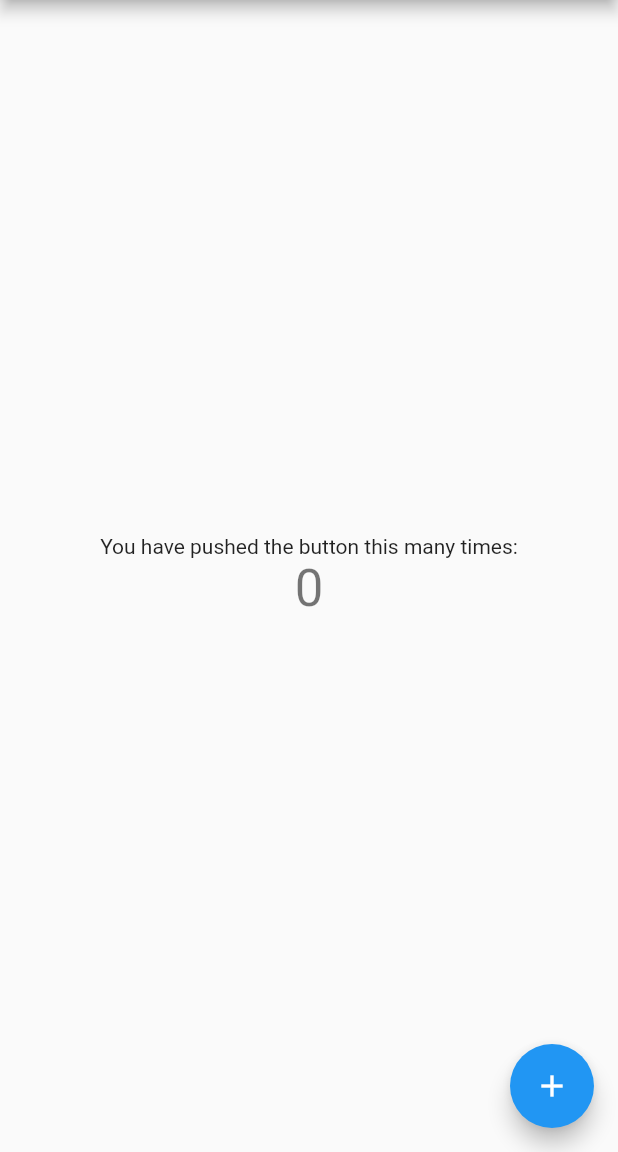
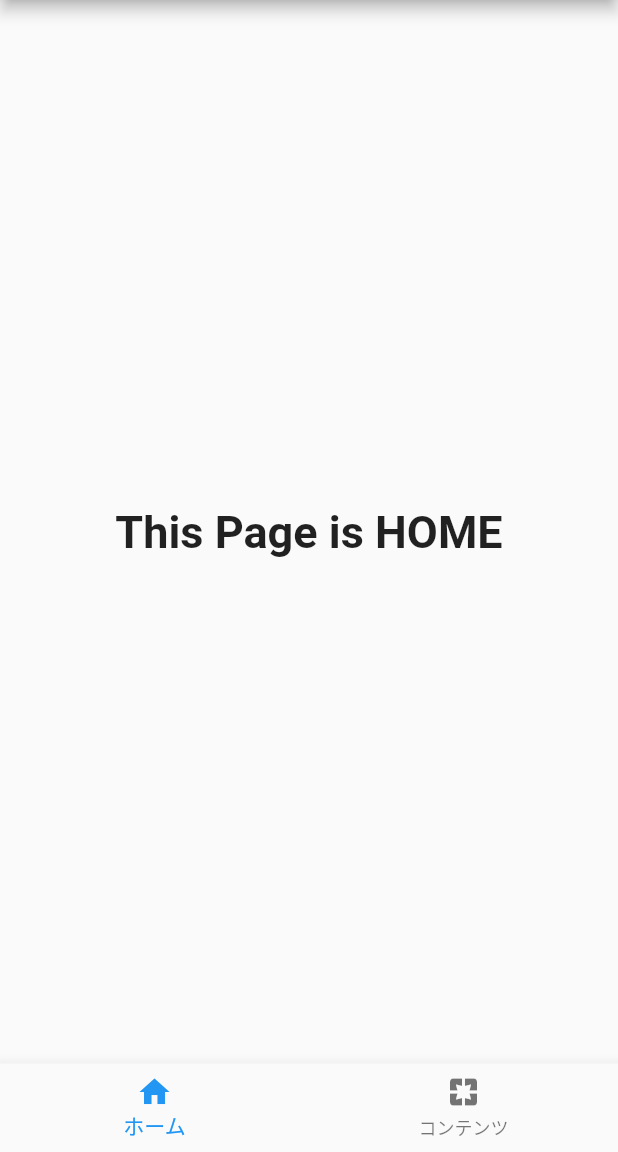
Before and after one commit to shotaro427/page_animation_sample, a Flutter app: the screen it shows after launch, on a phone screen of 412 x 824 dp, the part 84-1236 px from its top. Run offline on Flutter 3.47's test engine with Material 2 defaults, Android fonts, the phone set to English and light mode, and no system bars.

```diff
--- a/lib/main.dart
+++ b/lib/main.dart
@@ -52,6 +52,34 @@ class MyHomePage extends StatefulWidget {
 class _MyHomePageState extends State<MyHomePage> {
   int _counter = 0;
 
+  static const List<Widget> _widgets = <Widget>[
+    Center(
+      child: Text(
+        'This Page is HOME',
+        style: TextStyle(fontSize: 30, fontWeight: FontWeight.bold),
+      ),
+    ),
+    Center(
+      child: Text(
+        'This Page is Contents',
+        style: TextStyle(fontSize: 30, fontWeight: FontWeight.bold),
+      ),
+    ),
+  ];
+
+  int _currentIndex = 0;
+
+  final PageController _pageController = PageController(); // ~~~ 追加 ~~~
+
+  void onItemTapped(int index) {
+    // ~~~ 追加 ~~~
+    _pageController.animateToPage(index,
+        duration: const Duration(milliseconds: 100), curve: Curves.easeIn);
+    setState(() {
+      _currentIndex = index;
+    });
+  }
+
   void _incrementCounter() {
     setState(() {
       // This call to setState tells the Flutter framework that something has
@@ -65,53 +93,29 @@ class _MyHomePageState extends State<MyHomePage> {
 
   @override
   Widget build(BuildContext context) {
-    // This method is rerun every time setState is called, for instance as done
-    // by the _incrementCounter method above.
-    //
-    // The Flutter framework has been optimized to make rerunning build methods
-    // fast, so that you can just rebuild anything that needs updating rather
-    // than having to individually change instances of widgets.
     return Scaffold(
       appBar: AppBar(
-        // Here we take the value from the MyHomePage object that was created by
-        // the App.build method, and use it to set our appbar title.
         title: Text(widget.title),
       ),
-      body: Center(
-        // Center is a layout widget. It takes a single child and positions it
-        // in the middle of the parent.
-        child: Column(
-          // Column is also a layout widget. It takes a list of children and
-          // arranges them vertically. By default, it sizes itself to fit its
-          // children horizontally, and tries to be as tall as its parent.
-          //
-          // Invoke "debug painting" (press "p" in the console, choose the
-          // "Toggle Debug Paint" action from the Flutter Inspector in Android
-          // Studio, or the "Toggle Debug Paint" command in Visual Studio Code)
-          // to see the wireframe for each widget.
-          //
-          // Column has various properties to control how it sizes itself and
-          // how it positions its children. Here we use mainAxisAlignment to
-          // center the children vertically; the main axis here is the vertical
-          // axis because Columns are vertical (the cross axis would be
-          // horizontal).
-          mainAxisAlignment: MainAxisAlignment.center,
-          children: <Widget>[
-            Text(
-              'You have pushed the button this many times:',
-            ),
-            Text(
-              '$_counter',
-              style: Theme.of(context).textTheme.headline4,
-            ),
-          ],
-        ),
+      body: PageView(
+        children: _widgets,
+        onPageChanged: onItemTapped,
+        controller: _pageController, // ~~~~ 追加 ~~~
       ),
-      floatingActionButton: FloatingActionButton(
-        onPressed: _incrementCounter,
-        tooltip: 'Increment',
-        child: Icon(Icons.add),
-      ), // This trailing comma makes auto-formatting nicer for build methods.
+      bottomNavigationBar: BottomNavigationBar(
+        items: const [
+          BottomNavigationBarItem(
+            icon: Icon(Icons.home),
+            title: Text('ホーム'),
+          ),
+          BottomNavigationBarItem(
+            icon: Icon(Icons.pages),
+            title: Text('コンテンツ'),
+          ),
+        ],
+        currentIndex: _currentIndex,
+        onTap: onItemTapped,
+      ),
     );
   }
 }
```
Also changed, not shown: 1 other file.
